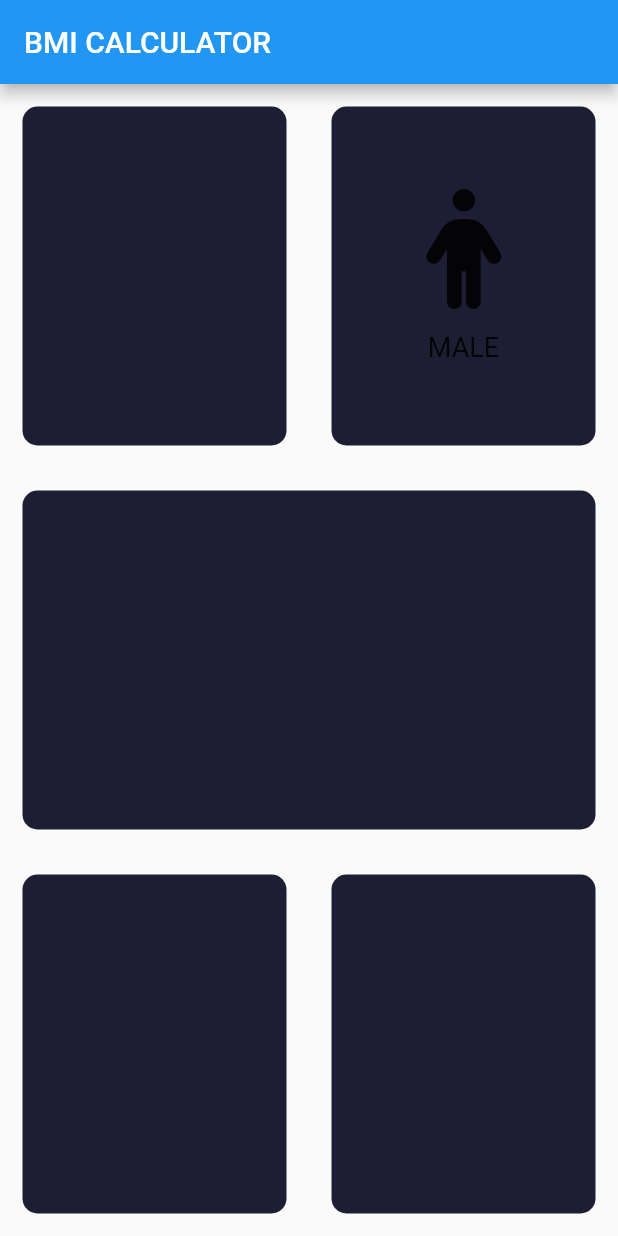
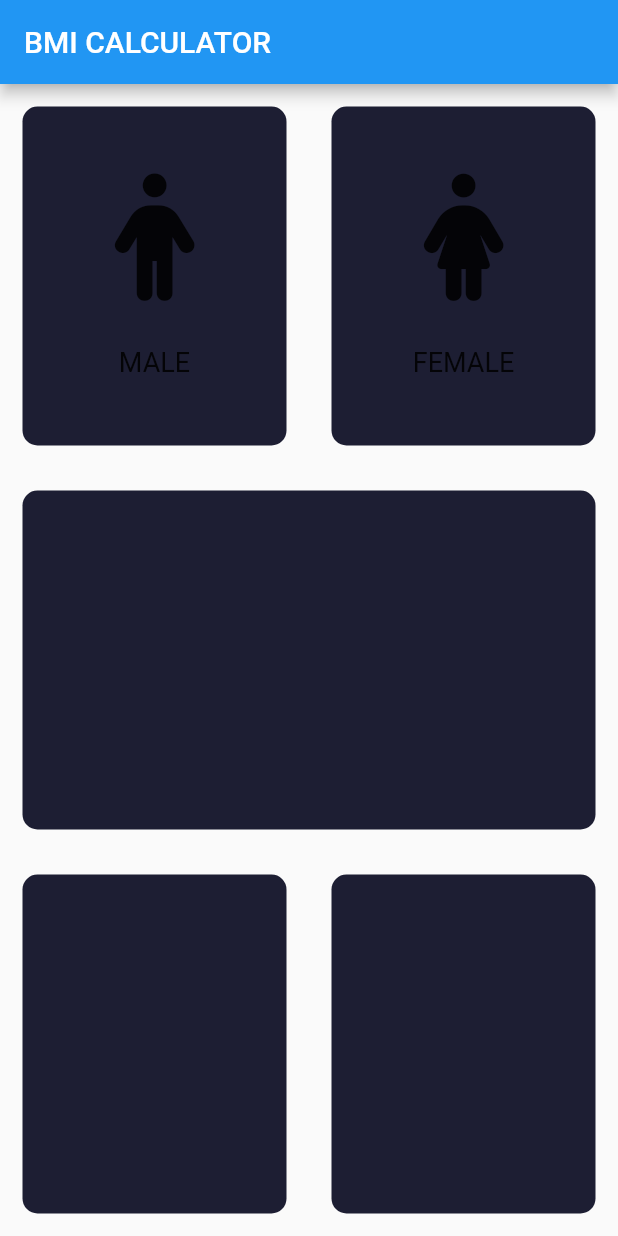
Before and after one commit to mianusmankhalidaziz/usman079, a Flutter app: the screen it shows after launch, on a phone screen of 412 x 824 dp. Run offline on Flutter 3.47's test engine with Material 2 defaults, Android fonts, the light colour scheme and no system bars; our stand-ins replace font_awesome_flutter.

Commit message:
10+ videos done
refactor code
use male female
.male is not used now new keywprk is person for male
container file
code sparate

```diff
--- /dev/null
+++ b/bmi-calculator-flutter-master/lib/ContainerFile.dart
@@ -0,0 +1,19 @@
+import 'package:flutter/material.dart';
+
+class RepeatContainerCode extends StatelessWidget {
+  RepeatContainerCode({@required this.colors, this.cardWigdet});
+  final Color colors;
+  final Widget cardWigdet;
+  @override
+  Widget build(BuildContext context) {
+    return Container(
+      margin: EdgeInsets.all(15.0),
+      child: cardWigdet,
+      decoration: BoxDecoration(
+        color: colors,
+        borderRadius:BorderRadius.circular(10.0),
+
+      ),
+    );
+  }
+}
--- /dev/null
+++ b/bmi-calculator-flutter-master/lib/IconTextFile.dart
@@ -0,0 +1,31 @@
+
+import 'package:flutter/material.dart';
+class RepeatTextAndIconWidget extends StatelessWidget {
+  final IconData iconData;
+  final String label;
+
+  const RepeatTextAndIconWidget({@required this.iconData, this.label}) ;
+  @override
+  Widget build(BuildContext context) {
+    return Column(
+      mainAxisAlignment: MainAxisAlignment.center,
+      children: [
+        Icon(
+          iconData,
+
+          size: 85.0,
+        ),
+        SizedBox(
+          height: 30.0,
+        ),
+        Text(
+          label,
+          style: TextStyle(
+            fontSize: 18.0,
+          ),
+
+        ),
+      ],
+    );
+  }
+}
--- a/bmi-calculator-flutter-master/lib/main.dart
+++ b/bmi-calculator-flutter-master/lib/main.dart
@@ -1,5 +1,8 @@
 import 'package:flutter/material.dart';
 import 'package:font_awesome_flutter/font_awesome_flutter.dart';
+import 'package:bmi_calculator/IconTextFile.dart';
+import 'package:bmi_calculator/ContainerFile.dart';
+
 void main() => runApp(BMICalculator());
 
 class BMICalculator extends StatelessWidget {
@@ -31,31 +34,23 @@ class _InputPageState extends State<InputPage> {
 
                 RepeatContainerCode(
                   colors : Color(0xFF1D1E33),
+                  cardWigdet: RepeatTextAndIconWidget(
+                    iconData: FontAwesomeIcons.person,
+                    label: 'MALE',
+                  ),
                 ),),
               Expanded(child:RepeatContainerCode(
                 colors : Color(0xFF1D1E33),
-                  cardWigdet: Column(
-                    mainAxisAlignment: .center,
-                    children: [
-                      Icon(
-                        FontAwesomeIcons.male,
-                        size: 80.0,
-                      ),
-                      SizedBox(
-                        height: 15.0,
-                      ),
-                      Text('MALE',
-                        style: TextStyle(
-                        fontSize: 18.0,
-                      ),
-
-                      ),
-                    ],
+                  cardWigdet: RepeatTextAndIconWidget(
+                    iconData: FontAwesomeIcons.personDress,
+                    label: 'FEMALE',
                   ),
               ),),
             ],
           ),),
-          Expanded(child:RepeatContainerCode(colors : Color(0xFF1D1E33),),),
+          Expanded(child:RepeatContainerCode(colors : Color(0xFF1D1E33),
+
+          ),),
           Expanded(child:  Row(
             children: [
               Expanded(child: RepeatContainerCode(colors : Color(0xFF1D1E33),),),
@@ -67,21 +62,3 @@ class _InputPageState extends State<InputPage> {
     );
   }
 }
-
-class RepeatContainerCode extends StatelessWidget {
-  RepeatContainerCode({@required this.colors, this.cardWigdet});
-  final Color colors;
-  final Widget cardWigdet;
-  @override
-  Widget build(BuildContext context) {
-    return Container(
-      margin: EdgeInsets.all(15.0),
-      child: cardWigdet,
-      decoration: BoxDecoration(
-        color: colors,
-        borderRadius:BorderRadius.circular(10.0),
-
-      ),
-    );
-  }
-}
```
